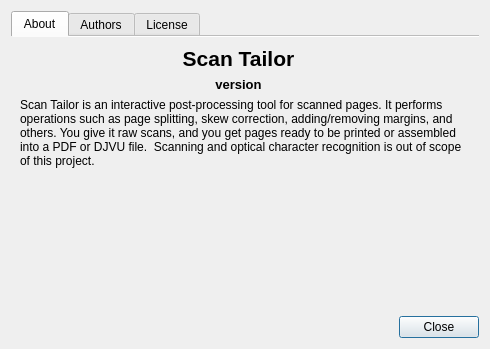
The window that ui/AboutDialog.ui (trufanov-nok/scantailor-universal) describes before a commit, drawn with Qt 5.
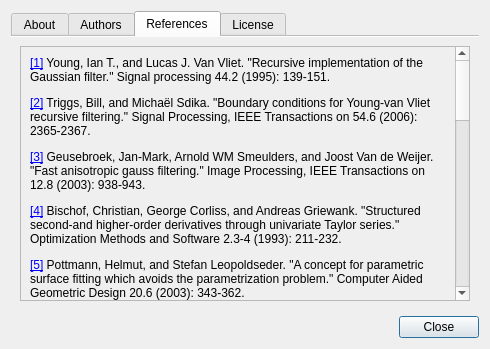
The same window after the commit. The open tabs and pages were chosen to show the change. Icons and pictures are not drawn.

Commit message: Add a list of references (whitepapers) to the About dialog

Diff of the .ui file:
```diff
--- a/ui/AboutDialog.ui
+++ b/ui/AboutDialog.ui
@@ -352,6 +352,107 @@
        </item>
       </layout>
      </widget>
+     <widget class="QWidget" name="tab_4">
+      <attribute name="title">
+       <string>References</string>
+      </attribute>
+      <layout class="QVBoxLayout" name="verticalLayout_8">
+       <item>
+        <widget class="QScrollArea" name="scrollArea_2">
+         <property name="widgetResizable">
+          <bool>true</bool>
+         </property>
+         <widget class="QWidget" name="scrollAreaWidgetContents_2">
+          <property name="geometry">
+           <rect>
+            <x>0</x>
+            <y>-862</y>
+            <width>423</width>
+            <height>1106</height>
+           </rect>
+          </property>
+          <layout class="QVBoxLayout" name="verticalLayout_9">
+           <item>
+            <widget class="QLabel" name="references">
+             <property name="text">
+              <string>&lt;p&gt;
+&lt;a href=&quot;http://scholar.google.com/scholar?q=Recursive+implementation+of+the+Gaussian+filter&quot;&gt;[1]&lt;/a&gt; Young, Ian T., and Lucas J. Van Vliet. &quot;Recursive implementation of the Gaussian filter.&quot; Signal processing 44.2 (1995): 139-151.
+&lt;/p&gt;
+&lt;p&gt;
+&lt;a href=&quot;http://scholar.google.com/scholar?q=Boundary+conditions+for+Young-van+Vliet+recursive+filtering&quot;&gt;[2]&lt;/a&gt; Triggs, Bill, and Michaël Sdika. &quot;Boundary conditions for Young-van Vliet recursive filtering.&quot; Signal Processing, IEEE Transactions on 54.6 (2006): 2365-2367.
+&lt;/p&gt;
+&lt;p&gt;
+&lt;a href=&quot;http://scholar.google.com/scholar?q=Fast+anisotropic+gauss+filtering&quot;&gt;[3]&lt;/a&gt; Geusebroek, Jan-Mark, Arnold WM Smeulders, and Joost Van de Weijer. &quot;Fast anisotropic gauss filtering.&quot; Image Processing, IEEE Transactions on 12.8 (2003): 938-943.
+&lt;/p&gt;
+&lt;p&gt;
+&lt;a href=&quot;http://scholar.google.com/scholar?q=Structured+second-and+higher-order+derivatives+through+univariate+Taylor+series&quot;&gt;[4]&lt;/a&gt; Bischof, Christian, George Corliss, and Andreas Griewank. &quot;Structured second-and higher-order derivatives through univariate Taylor series.&quot; Optimization Methods and Software 2.3-4 (1993): 211-232.
+&lt;/p&gt;
+&lt;p&gt;
+&lt;a href=&quot;http://scholar.google.com/scholar?q=A+concept+for+parametric+surface+fitting+which+avoids+the+parametrization+problem&quot;&gt;[5]&lt;/a&gt; Pottmann, Helmut, and Stefan Leopoldseder. &quot;A concept for parametric surface fitting which avoids the parametrization problem.&quot; Computer Aided Geometric Design 20.6 (2003): 343-362.
+&lt;/p&gt;
+&lt;p&gt;
+&lt;a href=&quot;http://scholar.google.com/scholar?q=Fitting+b-spline+curves+to+point+clouds+by+squared+distance+minimization&quot;&gt;[6]&lt;/a&gt; Wang, Wenping, Helmut Pottmann, and Yang Liu. &quot;Fitting b-spline curves to point clouds by squared distance minimization.&quot; Preprint, University of Hong Kong (2004).
+&lt;/p&gt;
+&lt;p&gt;
+&lt;a href=&quot;http://scholar.google.com/scholar?q=A+threshold+selection+method+from+gray-level+histograms&quot;&gt;[7]&lt;/a&gt; Otsu, Nobuyuki. &quot;A threshold selection method from gray-level histograms.&quot; Automatica 11.285-296 (1975): 23-27.
+&lt;/p&gt;
+&lt;p&gt;
+&lt;a href=&quot;http://scholar.google.com/scholar?q=Adaptive+thresholding+based+on+co-occurrence+matrix+edge+information&quot;&gt;[8]&lt;/a&gt; Mokji, Musa Mohd, and S. A. R. A. Bakar. &quot;Adaptive thresholding based on co-occurrence matrix edge information.&quot; Modelling &amp;amp; Simulation, 2007. AMS'07. First Asia International Conference on. IEEE, 2007.
+&lt;/p&gt;
+&lt;p&gt;
+&lt;a href=&quot;http://scholar.google.com/scholar?q=Niblack%2C+W.%3A+An+Introduction+to+Digital+Image+Processing.&quot;&gt;[9]&lt;/a&gt; Niblack, Wayne. An introduction to digital image processing. Englewood Cliffs, N. J., Prentice Hall (1986) 115-116
+&lt;/p&gt;
+&lt;p&gt;
+&lt;a href=&quot;http://scholar.google.com/scholar?q=Adaptive+degraded+document+image+binarization&quot;&gt;[10]&lt;/a&gt; Gatos, Basilios, Ioannis Pratikakis, and Stavros J. Perantonis. &quot;Adaptive degraded document image binarization.&quot; Pattern recognition 39.3 (2006): 317-327.
+&lt;/p&gt;
+&lt;p&gt;
+&lt;a href=&quot;http://scholar.google.com/scholar?q=Adaptive+document+image+binarization&quot;&gt;[11]&lt;/a&gt; Sauvola, Jaakko, and Matti Pietikäinen. &quot;Adaptive document image binarization.&quot; Pattern recognition 33.2 (2000): 225-236.
+&lt;/p&gt;
+&lt;p&gt;
+&lt;a href=&quot;http://scholar.google.com/scholar?q=Text+localization%2C+enhancement+and+binarization+in+multimedia+documents&quot;&gt;[12]&lt;/a&gt; Wolf, Christian, Jean-Michel Jolion, and Francoise Chassaing. &quot;Text localization, enhancement and binarization in multimedia documents.&quot; Pattern Recognition, 2002. Proceedings. 16th International Conference on. Vol. 2. IEEE, 2002.
+&lt;/p&gt;
+&lt;p&gt;
+&lt;a href=&quot;http://scholar.google.com/scholar?q=A+fast+algorithm+for+local+minimum+and+maximum+filters+on+rectangular+and+octagonal+kernels&quot;&gt;[13]&lt;/a&gt; Van Herk, Marcel. &quot;A fast algorithm for local minimum and maximum filters on rectangular and octagonal kernels.&quot; Pattern Recognition Letters 13.7 (1992): 517-521.
+&lt;/p&gt;
+&lt;p&gt;
+&lt;a href=&quot;http://scholar.google.com/scholar?q=Finding+Lines+under+Bounded+Error&quot;&gt;[14]&lt;/a&gt; Breuel, Thomas M. &quot;Finding lines under bounded error.&quot; Pattern recognition 29.1 (1996): 167-178.
+&lt;/p&gt;
+&lt;p&gt;
+&lt;a href=&quot;http://scholar.google.com/scholar?q=Morphological+grayscale+reconstruction+in+image+analysis%3A+applications+and+efficient+algorithms&quot;&gt;[15]&lt;/a&gt; Vincent, Luc. &quot;Morphological grayscale reconstruction in image analysis: applications and efficient algorithms.&quot; Image Processing, IEEE Transactions on 2.2 (1993): 176-201.
+&lt;/p&gt;
+&lt;p&gt;
+&lt;a href=&quot;http://scholar.google.com/scholar?hl=en&amp;q=Binarization+of+Badly+Illuminated+Document+Images+through+Shading+Estimation+and+Compensation&quot;&gt;[16]&lt;/a&gt; Lu, Shijian, and Chew Lim Tan. &quot;Binarization of badly illuminated document images through shading estimation and compensation.&quot; Document Analysis and Recognition, 2007. ICDAR 2007. Ninth International Conference on. Vol. 1. IEEE, 2007.
+&lt;/p&gt;
+&lt;p&gt;
+&lt;a href=&quot;http://scholar.google.com/scholar?q=Rectifying+the+bound+document+image+captured+by+the+camera%3A+A+model+based+approach#&quot;&gt;[17]&lt;/a&gt; Cao, Huaigu, Xiaoqing Ding, and Changsong Liu. &quot;Rectifying the bound document image captured by the camera: A model based approach.&quot; Document Analysis and Recognition, 2003. Proceedings. Seventh International Conference on. IEEE, 2003.
+&lt;/p&gt;
+&lt;p&gt;
+&lt;a href=&quot;http://scholar.google.com/scholar?q=X-splines%3A+A+spline+model+designed+for+the+end-user&quot;&gt;[18]&lt;/a&gt; Blanc, Carole, and Christophe Schlick. &quot;X-splines: A spline model designed for the end-user.&quot; Proceedings of the 22nd annual conference on Computer graphics and interactive techniques. ACM, 1995.
+&lt;/p&gt;</string>
+             </property>
+             <property name="textFormat">
+              <enum>Qt::RichText</enum>
+             </property>
+             <property name="alignment">
+              <set>Qt::AlignLeading|Qt::AlignLeft|Qt::AlignTop</set>
+             </property>
+             <property name="wordWrap">
+              <bool>true</bool>
+             </property>
+             <property name="openExternalLinks">
+              <bool>true</bool>
+             </property>
+             <property name="textInteractionFlags">
+              <set>Qt::LinksAccessibleByKeyboard|Qt::LinksAccessibleByMouse|Qt::TextBrowserInteraction|Qt::TextSelectableByKeyboard|Qt::TextSelectableByMouse</set>
+             </property>
+            </widget>
+           </item>
+          </layout>
+         </widget>
+        </widget>
+       </item>
+      </layout>
+     </widget>
      <widget class="QWidget" name="tab_3">
       <attribute name="title">
        <string>License</string>
```
Left out of the diff: 2 changed lines with no effect on the pictures. The commit also changes 15 other files.
